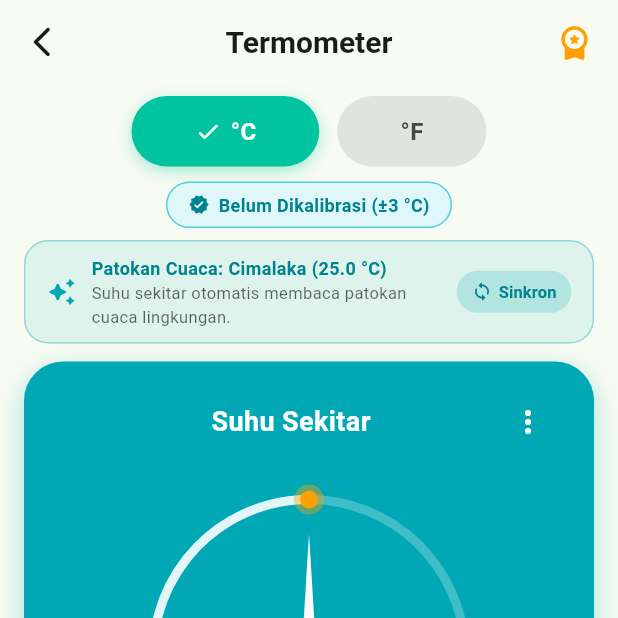
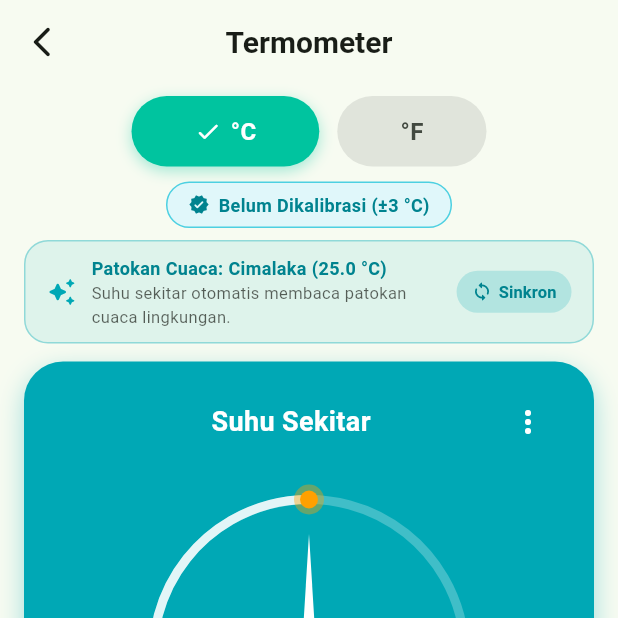
Before and after one commit to Renohidayat/geomag, a Flutter app: the RoomThermometerScreen screen opened directly, on a phone screen of 412 x 824 dp, the top half of it. Run offline on Flutter 3.47's test engine with Material 3 defaults, Android fonts, the phone set to English and light mode, and no system bars; our stand-ins replace drift, drift_flutter, geocoding, geolocator; accounts and stored records are empty; generated files the repository leaves out were written again; network calls fail.

Commit message:
refactor(ui): hapus badge mahkota premium di AppBar Termometer (#68) (#69)

```diff
--- a/app/lib/screens/room_thermometer_screen.dart
+++ b/app/lib/screens/room_thermometer_screen.dart
@@ -355,16 +355,6 @@ class _RoomThermometerScreenState extends State<RoomThermometerScreen> {
           style: TextStyle(fontWeight: FontWeight.bold, fontSize: 20),
         ),
         centerTitle: true,
-        actions: const [
-          Padding(
-            padding: EdgeInsets.only(right: 16),
-            child: Icon(
-              Icons.workspace_premium_rounded,
-              color: Color(0xFFFFA000),
-              size: 26,
-            ),
-          ),
-        ],
       ),
       body: SafeArea(
         child: Column(
```
Also changed, not shown: 2 other files.
